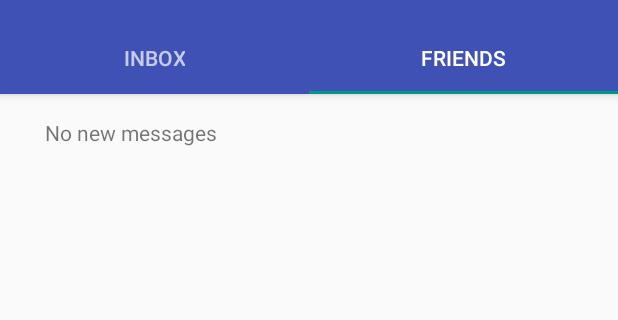
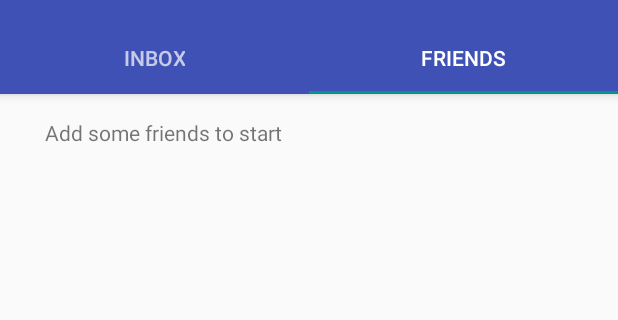
Before and after one commit to Ferranmrg/XatApp, an Android app: the screen it shows after launch (MainActivity), tab 2 chosen, on a phone screen of 412 x 824 dp, the part 77-397 px from its top. Run offline under Robolectric (Android 15) with nearby library versions, the phone set to English and light mode, and no system bars; libraries missing offline, so code that uses them is left out: com.parse; 6 statements that could not run were skipped.

Commit message:
FragmentsDONE

```diff
--- /dev/null
+++ b/app/src/main/java/com/ferran/yep/controllers/FriendsFragment.java
@@ -0,0 +1,26 @@
+package com.ferran.yep.controllers;
+
+import android.os.Bundle;
+import android.support.v4.app.ListFragment;
+import android.view.LayoutInflater;
+import android.view.View;
+import android.view.ViewGroup;
+import android.widget.ProgressBar;
+
+import com.ferran.yep.R;
+
+
+/**
+ * Created by Ferra on 20/01/2016.
+ */
+public class FriendsFragment extends ListFragment {
+    @Override
+    public View onCreateView(LayoutInflater inflater, ViewGroup container,
+                             Bundle savedInstanceState) {
+        View rootView = inflater.inflate(R.layout.fragment_friends, container, false);
+        ProgressBar spinner = (ProgressBar)
+                rootView.findViewById(R.id.progressBar);
+        spinner.setVisibility(View.GONE);
+        return rootView;
+    }
+}
--- a/app/src/main/java/com/ferran/yep/views/MainActivity.java
+++ b/app/src/main/java/com/ferran/yep/views/MainActivity.java
@@ -26,6 +26,7 @@ import android.widget.ListView;
 import android.widget.TextView;
 
 import com.ferran.yep.R;
+import com.ferran.yep.controllers.FriendsFragment;
 import com.ferran.yep.controllers.InboxFragment;
 import com.parse.ParseUser;
 
@@ -167,7 +168,13 @@ public class MainActivity extends AppCompatActivity {
         public Fragment getItem(int position) {
             // getItem is called to instantiate the fragment for the given page.
             // Return a PlaceholderFragment (defined as a static inner class below).
-            return new InboxFragment();
+            Fragment fragment = null;
+            if(position==0) {
+               fragment = new InboxFragment();
+            }else if(position==1) {
+                fragment =  new FriendsFragment();
+            }
+         return fragment;
         }
 
         @Override
--- /dev/null
+++ b/app/src/main/res/layout/fragment_friends.xml
@@ -0,0 +1,21 @@
+<RelativeLayout xmlns:android="http://schemas.android.com/apk/res/android"
+    xmlns:tools="http://schemas.android.com/tools" android:layout_width="match_parent"
+    android:layout_height="match_parent" android:paddingBottom="@dimen/activity_vertical_margin"
+    android:paddingLeft="@dimen/activity_horizontal_margin"
+    android:paddingRight="@dimen/activity_horizontal_margin"
+    android:paddingTop="@dimen/activity_vertical_margin"
+    tools:context=".views.MainActivity$PlaceholderFragment">
+
+    <ListView android:id="@android:id/list" android:layout_width="match_parent"
+        android:layout_height="match_parent" android:layout_alignParentTop="true"
+        android:layout_alignParentLeft="true" />
+
+    <ProgressBar android:layout_width="wrap_content" android:layout_height="wrap_content"
+        android:id="@+id/progressBar" android:layout_centerVertical="true"
+        android:layout_centerHorizontal="true" />
+
+    <TextView android:id="@android:id/empty" android:layout_width="match_parent"
+        android:layout_height="wrap_content" android:text="@string/empty_friends_label" />
+
+
+</RelativeLayout>
--- a/app/src/main/res/values/strings.xml
+++ b/app/src/main/res/values/strings.xml
@@ -13,4 +13,5 @@
     <string name="tab1">Inbox</string>
     <string name="tab2">Friends</string>
     <string name="empty_inbox_label">No new messages</string>
+    <string name="empty_friends_label">Add some friends to start</string>
 </resources>
```
Also changed, not shown: app/src/main/res/values-w820dp/strings.xml (added, +17 -0 lines), 166 other files.
